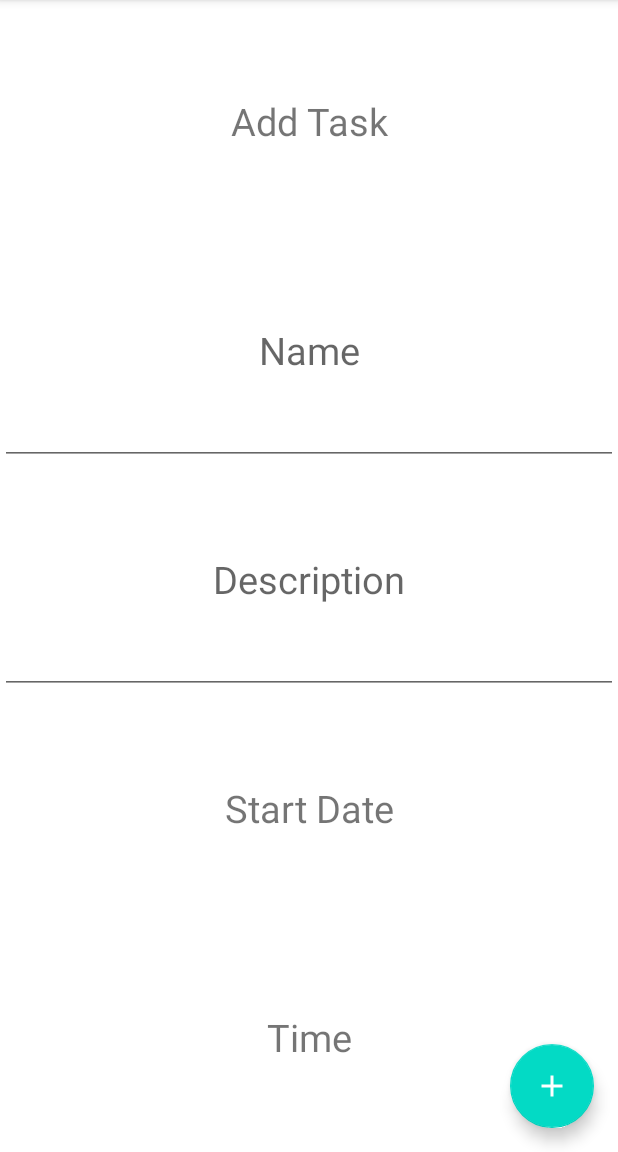
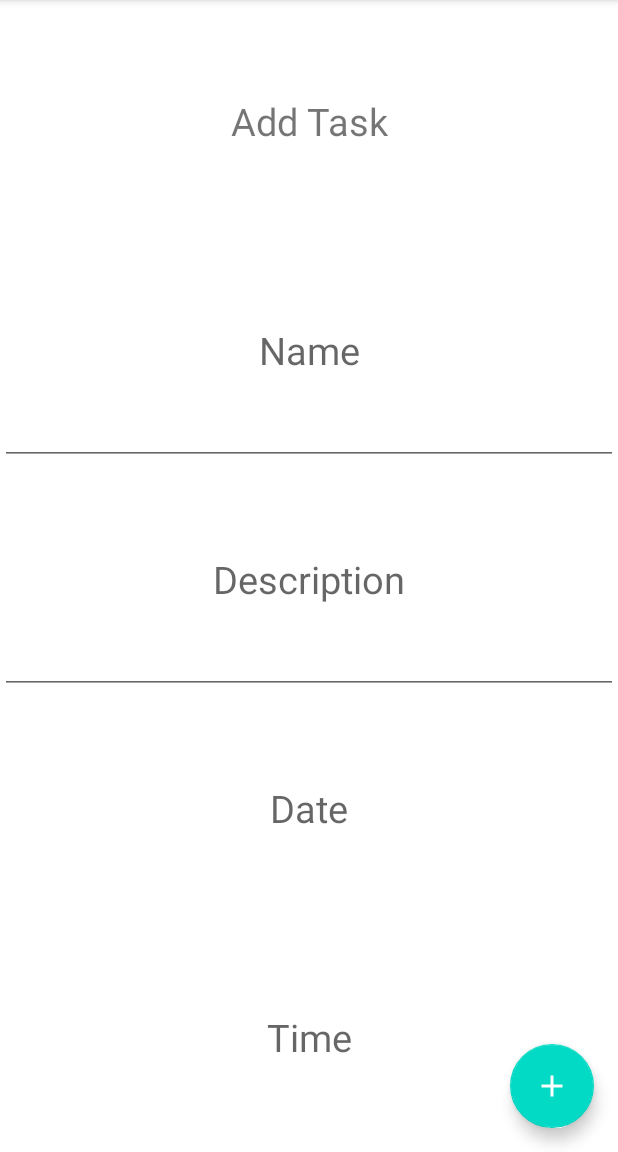
Before and after one commit to josephzakher/time-turtle, an Android app: the screen it shows after launch (MainActivity), after a tap on "Add Task", on a phone screen of 412 x 824 dp, the part 84-1236 px from its top. Run offline under Robolectric (Android 15) with nearby library versions, the phone set to English and light mode, and no system bars.

Commit message:
fixed navigation drawer switch between fragments and selected state. Added toast and restriction for task creation.

```diff
--- a/app/src/main/java/com/example/timeturtle/AddTaskFragment.java
+++ b/app/src/main/java/com/example/timeturtle/AddTaskFragment.java
@@ -6,6 +6,7 @@ import android.os.Bundle;
 
 import androidx.fragment.app.Fragment;
 
+import android.util.Log;
 import android.view.LayoutInflater;
 import android.view.View;
 import android.view.ViewGroup;
@@ -13,8 +14,10 @@ import android.widget.DatePicker;
 import android.widget.EditText;
 import android.widget.TextView;
 import android.widget.TimePicker;
+import android.widget.Toast;
 
 
+import com.example.timeturtle.controllers.AppController;
 import com.example.timeturtle.database.DataBaseManager;
 import com.example.timeturtle.helperclasses.Task;
 
@@ -23,12 +26,12 @@ import java.util.Calendar;
 import java.util.Locale;
 
 public class AddTaskFragment extends Fragment {
+    private static final String TAG = "AddTaskFragment" ;
     final Calendar calendar = Calendar.getInstance();
     TextView textViewDate;
     TextView textViewTime;
     EditText editTextName;
     EditText editTextDescription;
-    TaskFragment taskFragment = new TaskFragment();
 
     @Override
     public void onCreate(Bundle savedInstanceState) {
@@ -94,9 +97,16 @@ public class AddTaskFragment extends Fragment {
     }
 
     public void addTaskInDB() {
+        if(textViewDate.getText().toString()!="" && editTextName.getText().toString() != "" ){
         DataBaseManager db = new DataBaseManager();
         Task task = new Task(textViewDate.getText().toString(), textViewTime.getText().toString(), editTextName.getText().toString(), editTextDescription.getText().toString());
         db.insertTask(task);
+//        TaskFragment taskFragment = new TaskFragment();
 //        taskFragment.add(task);
+            Toast.makeText(AppController.getInstance(), getResources().getString(R.string.addTaskSuccess), Toast.LENGTH_SHORT).show();
+        }
+        else{
+            Toast.makeText(AppController.getInstance(), getResources().getString(R.string.addTaskException), Toast.LENGTH_SHORT).show();
+        }
     }
 }
--- a/app/src/main/res/layout/activity_main.xml
+++ b/app/src/main/res/layout/activity_main.xml
@@ -1,12 +1,13 @@
 <?xml version="1.0" encoding="utf-8"?>
 <androidx.drawerlayout.widget.DrawerLayout xmlns:android="http://schemas.android.com/apk/res/android"
     xmlns:app="http://schemas.android.com/apk/res-auto"
-
     xmlns:tools="http://schemas.android.com/tools"
     android:id="@+id/drawer_layout"
     android:layout_width="match_parent"
     android:layout_height="match_parent"
     android:orientation="vertical"
+    android:fitsSystemWindows="true"
+    tools:openDrawer="start"
     tools:context="com.example.timeturtle.MainActivity">
 
 
@@ -20,15 +21,16 @@
         <androidx.appcompat.widget.Toolbar
             android:id="@+id/my_toolbar"
             android:layout_width="match_parent"
-            android:layout_height="?attr/actionBarSize"
+            android:layout_height="wrap_content"
+            android:minHeight="?attr/actionBarSize"
             android:background="?attr/colorPrimary"
-            android:elevation="4dp"
+            android:elevation="4sp"
             android:theme="@style/ThemeOverlay.AppCompat.ActionBar"
             app:popupTheme="@style/ThemeOverlay.AppCompat.Light" />
 
         <FrameLayout
             android:id="@+id/content_frame"
-            android:layout_marginTop="60dp"
+            android:layout_marginTop="60sp"
             android:layout_width="match_parent"
             android:layout_height="match_parent"></FrameLayout>
 
--- a/app/src/main/res/layout/fragment_add_task.xml
+++ b/app/src/main/res/layout/fragment_add_task.xml
@@ -44,7 +44,7 @@
             android:gravity="center"
             android:fontFamily="Roboto"
             android:textSize="25sp"
-            android:text="Start Date"
+            android:hint="Date"
             android:layout_weight="1"/>
         <TextView
             android:id="@+id/time"
@@ -53,7 +53,7 @@
             android:gravity="center"
             android:fontFamily="Roboto"
             android:textSize="25sp"
-            android:text="Time"
+            android:hint="Time"
             android:layout_weight="1"/>
     </LinearLayout>
 
--- a/app/src/main/res/menu/drawer_menu.xml
+++ b/app/src/main/res/menu/drawer_menu.xml
@@ -3,6 +3,7 @@
 
     <item
         android:id="@+id/nav_home"
+        android:checked="false"
         android:icon="@drawable/ic_baseline_home_24"
         android:title="Home"/>
 <!--        android:checked="true"-->
@@ -10,6 +11,7 @@
 
     <item
         android:id="@+id/nav_add"
+        android:checked="false"
         android:icon="@drawable/ic_baseline_add_24"
         android:title="Add new event" />
 
--- a/app/src/main/res/menu/menu_main.xml
+++ b/app/src/main/res/menu/menu_main.xml
@@ -1,8 +1,6 @@
 <?xml version="1.0" encoding="utf-8"?>
 <menu xmlns:android="http://schemas.android.com/apk/res/android"
         xmlns:app="http://schemas.android.com/apk/res-auto">
-
-
     <item
         android:id="@+id/action_share"
         android:icon="@drawable/ic_baseline_share_24"
--- a/app/src/main/res/values/strings.xml
+++ b/app/src/main/res/values/strings.xml
@@ -10,4 +10,6 @@
     <!-- TODO: Remove or change this placeholder text -->
     <string name="hello_blank_fragment">Hello blank fragment</string>
     <string name="add_task">Add Task</string>
+    <string name="addTaskException">Please add a name and a date to create a new task</string>
+    <string name="addTaskSuccess">Task added!</string>
 </resources>
```
Also changed, not shown: app/src/main/java/com/example/timeturtle/MainActivity.java (+16 -18 lines), app/src/main/java/com/example/timeturtle/TaskFragment.java (+4 -4 lines).
